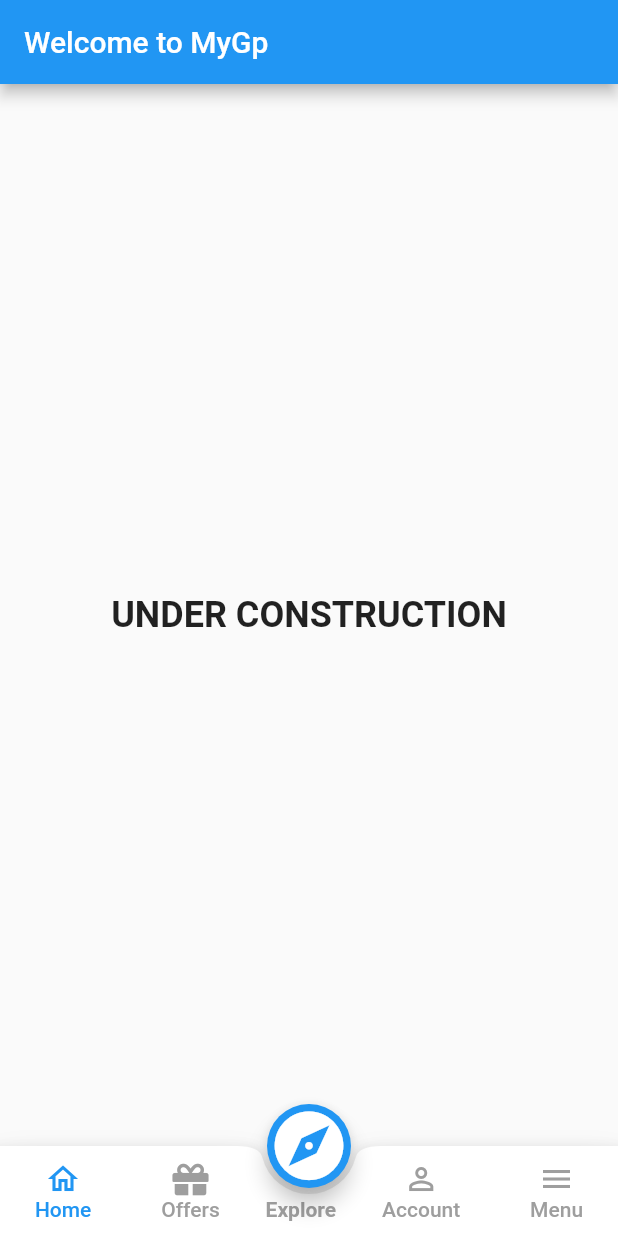
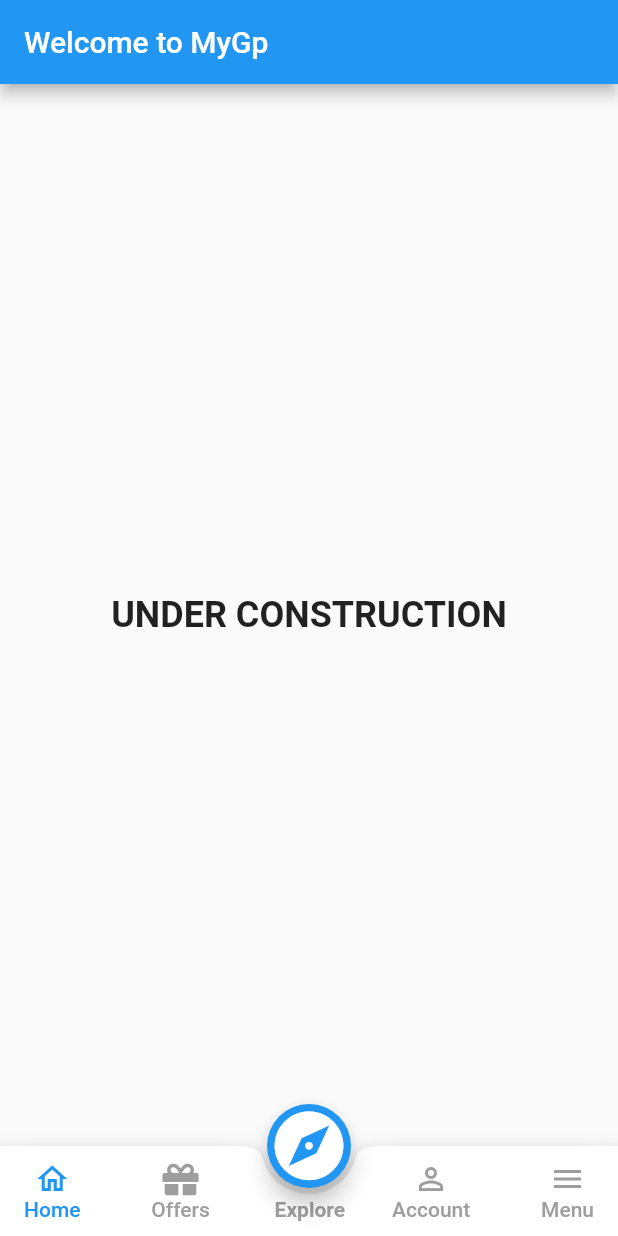
Before and after one commit to mdkamrulislam-web/my_gp_app_remake, a Flutter app: the screen it shows after launch, on a phone screen of 412 x 824 dp. Run offline on Flutter 3.47's test engine with Material 2 defaults, Android fonts, the phone set to English and light mode, and no system bars; our stand-ins replace font_awesome_flutter.

Commit message:
12th Commit - 16th October 2021

```diff
--- a/lib/pages/home.dart
+++ b/lib/pages/home.dart
@@ -5,7 +5,7 @@ import 'package:testing/pages/account.dart';
 import 'package:testing/pages/dashboard.dart';
 import 'package:testing/pages/explore.dart';
 import 'package:testing/pages/menu.dart';
-import 'package:testing/pages/offers.dart';
+import 'package:testing/pages/offerpage/offers.dart';
 import 'package:testing/constants.dart';
 
 class Home extends StatefulWidget {
@@ -30,10 +30,21 @@ class _HomeState extends State<Home> {
   // Widget currentScreen = Dashboard();
   Widget currentScreen = Dashboard();
   final PageStorageBucket bucket = PageStorageBucket();
-  bool pressed = true;
+  bool pressed = false;
   String buttonText = 'Explore';
 
   @override
+  Color? exploreButtonCheck() {
+    if (pressed == true) {
+      Color x = Colors.blue;
+      return x;
+    }
+    if (pressed == false) {
+      Color x = Colors.grey;
+      return x;
+    }
+  }
+
   Widget build(BuildContext context) {
     return Scaffold(
       body: PageStorage(
@@ -43,7 +54,9 @@ class _HomeState extends State<Home> {
       floatingActionButton: FloatingActionButton(
         onPressed: () {
           setState(() {
-            pressed = !pressed;
+            print(pressed);
+            pressed = true;
+            print(pressed);
             currentScreen = Explore();
             currentTab = 4;
           });
@@ -63,7 +76,7 @@ class _HomeState extends State<Home> {
         child: Container(
           height: 60,
           child: Row(
-            mainAxisAlignment: MainAxisAlignment.spaceAround,
+            mainAxisAlignment: MainAxisAlignment.spaceBetween,
             children: <Widget>[
               MaterialButton(
                 minWidth: 40,
@@ -73,6 +86,7 @@ class _HomeState extends State<Home> {
                       // currentScreen = Explore();
                       currentScreen = Dashboard();
                       currentTab = 0;
+                      pressed = false;
                     },
                   );
                 },
@@ -96,6 +110,7 @@ class _HomeState extends State<Home> {
                     () {
                       currentScreen = Offers();
                       currentTab = 1;
+                      pressed = false;
                     },
                   );
                 },
@@ -115,12 +130,13 @@ class _HomeState extends State<Home> {
               Align(
                 alignment: Alignment.bottomCenter,
                 child: Padding(
-                  padding: EdgeInsets.only(bottom: 10.0),
+                  padding: EdgeInsets.only(bottom: 10.0, left: 12),
                   child: Text(
                     buttonText,
-                    style: pressed
-                        ? kBottomAppBarTextUnselected
-                        : kBottomAppBarTextSelected,
+                    style: TextStyle(
+                      fontWeight: FontWeight.w600,
+                      color: exploreButtonCheck(),
+                    ),
                   ),
                 ),
               ),
@@ -132,6 +148,7 @@ class _HomeState extends State<Home> {
                       // currentScreen = Explore();
                       currentScreen = Account();
                       currentTab = 2;
+                      pressed = false;
                     },
                   );
                 },
@@ -156,6 +173,7 @@ class _HomeState extends State<Home> {
                       // currentScreen = Explore();
                       currentScreen = Menu();
                       currentTab = 3;
+                      pressed = false;
                     },
                   );
                 },
--- a/lib/pages/offers.dart
+++ b/lib/pages/offerpage/offers.dart
@@ -1,7 +1,7 @@
 import 'package:flutter/material.dart';
 import 'package:font_awesome_flutter/font_awesome_flutter.dart';
-import 'offerpage/gptabbar.dart';
-import 'offerpage/gptabbarbody.dart';
+import 'gptabbar.dart';
+import 'gptabbarbody.dart';
 
 class Offers extends StatefulWidget {
   const Offers({Key? key}) : super(key: key);
```
